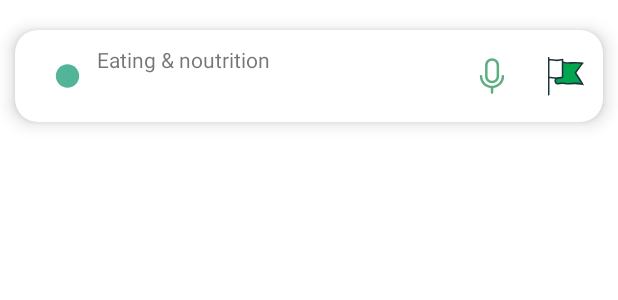
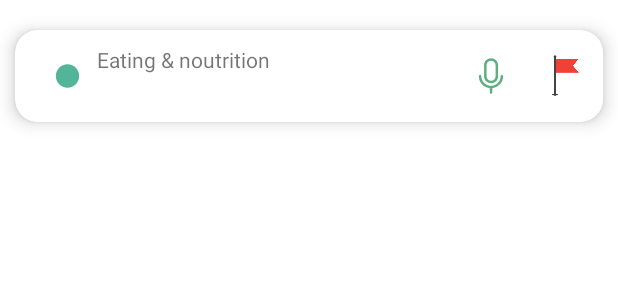
Before and after one commit to Kubixxu/TODOList, an Android app: the layout task.xml on its own in the app's theme, with its tools: preview values and no code run, on a phone screen of 412 x 824 dp. Shown: the top 300 px of the screen. Run offline under Robolectric (Android 15) with nearby library versions, the phone set to English and light mode, and no system bars.

Commit message:
Appearance fixes

```diff
--- a/app/src/main/res/layout/task.xml
+++ b/app/src/main/res/layout/task.xml
@@ -101,18 +101,24 @@
                     app:layout_constraintVertical_bias="0.0"
                     app:lottie_rawRes="@raw/mic" />
 
-                <com.airbnb.lottie.LottieAnimationView
+                <ImageView
                     android:id="@+id/flag"
-                    android:layout_width="49dp"
-                    android:layout_height="61dp"
-                    android:scaleX="0.5"
-                    android:scaleY="0.5"
-                    app:layout_constraintBottom_toBottomOf="parent"
-                    app:layout_constraintStart_toStartOf="parent"
-                    app:layout_constraintTop_toTopOf="parent"
-                    app:layout_constraintVertical_bias="0.0"
-                    app:lottie_autoPlay="true"
-                    app:lottie_rawRes="@raw/flag" />
+                    android:layout_width="50dp"
+                    android:layout_height="50dp"
+                    android:layout_gravity="center"
+                    android:src="@drawable/flag" />
+                <!--                <com.airbnb.lottie.LottieAnimationView-->
+<!--                    android:id="@+id/flag"-->
+<!--                    android:layout_width="49dp"-->
+<!--                    android:layout_height="61dp"-->
+<!--                    android:scaleX="0.5"-->
+<!--                    android:scaleY="0.5"-->
+<!--                    app:layout_constraintBottom_toBottomOf="parent"-->
+<!--                    app:layout_constraintStart_toStartOf="parent"-->
+<!--                    app:layout_constraintTop_toTopOf="parent"-->
+<!--                    app:layout_constraintVertical_bias="0.0"-->
+<!--                    app:lottie_autoPlay="true"-->
+<!--                    app:lottie_rawRes="@raw/flag" />-->
             </LinearLayout>
 
         </androidx.constraintlayout.widget.ConstraintLayout>
```
Also changed, not shown: app/src/main/java/com/example/todolist/task/TasksListAdapter.kt (+10 -9 lines), app/src/main/res/drawable/flag.jpg (added).
